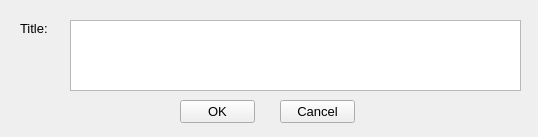
First picture: the form in src/ui/SWMM/frmTitleDesigner.ui, repository USEPA/SWMM-EPANET_User_Interface, before the edit.
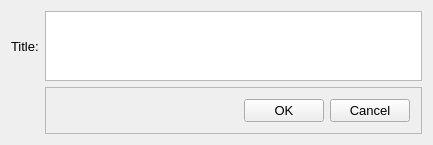
Second picture: the form after the edit.

Commit message: reformatted ui forms with better layouts

Diff of the .ui file:
```diff
--- a/src/ui/SWMM/frmTitleDesigner.ui
+++ b/src/ui/SWMM/frmTitleDesigner.ui
@@ -6,8 +6,8 @@
    <rect>
     <x>0</x>
     <y>0</y>
-    <width>538</width>
-    <height>137</height>
+    <width>433</width>
+    <height>145</height>
    </rect>
   </property>
   <property name="font">
@@ -19,15 +19,9 @@
    <string>SWMM Title</string>
   </property>
   <widget class="QWidget" name="centralWidget">
+   <layout class="QGridLayout" name="gridLayout">
+    <item row="0" column="0">
    <widget class="QLabel" name="lblTitle">
-    <property name="geometry">
-     <rect>
-      <x>20</x>
-      <y>20</y>
-      <width>71</width>
-      <height>16</height>
-     </rect>
-    </property>
     <property name="font">
      <font>
       <pointsize>10</pointsize>
@@ -37,42 +31,50 @@
      <string>Title:</string>
     </property>
    </widget>
+    </item>
+    <item row="0" column="1">
+     <widget class="QPlainTextEdit" name="txtTitle"/>
+    </item>
+    <item row="1" column="1">
+     <widget class="QFrame" name="frame">
+      <property name="frameShape">
+       <enum>QFrame::StyledPanel</enum>
+      </property>
+      <property name="frameShadow">
+       <enum>QFrame::Raised</enum>
+      </property>
+      <layout class="QHBoxLayout" name="horizontalLayout">
+       <item>
+        <spacer name="horizontalSpacer">
+         <property name="orientation">
+          <enum>Qt::Horizontal</enum>
+         </property>
+         <property name="sizeHint" stdset="0">
+          <size>
+           <width>194</width>
+           <height>20</height>
+          </size>
+         </property>
+        </spacer>
+       </item>
+       <item>
    <widget class="QPushButton" name="cmdOK">
-    <property name="geometry">
-     <rect>
-      <x>180</x>
-      <y>100</y>
-      <width>75</width>
-      <height>23</height>
-     </rect>
-    </property>
     <property name="text">
      <string>OK</string>
     </property>
    </widget>
+       </item>
+       <item>
    <widget class="QPushButton" name="cmdCancel">
-    <property name="geometry">
-     <rect>
-      <x>280</x>
-      <y>100</y>
-      <width>75</width>
-      <height>23</height>
-     </rect>
-    </property>
     <property name="text">
      <string>Cancel</string>
     </property>
    </widget>
-   <widget class="QPlainTextEdit" name="txtTitle">
-    <property name="geometry">
-     <rect>
-      <x>70</x>
-      <y>20</y>
-      <width>451</width>
-      <height>71</height>
-     </rect>
-    </property>
-   </widget>
+       </item>
+      </layout>
+     </widget>
+    </item>
+   </layout>
   </widget>
  </widget>
  <layoutdefault spacing="6" margin="11"/>
```
Left out of the diff: 5 changed lines with no effect on the pictures. Lines whose indentation alone changed are shown as unchanged. The commit also changes 7 other files.
